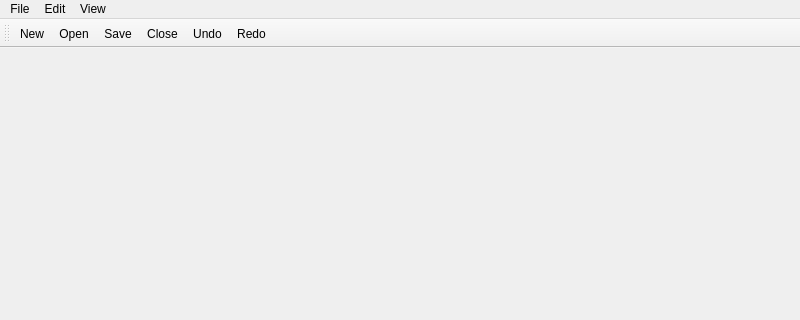
Above: forms/notepad.ui from victorbnl/notepad-sharp before the change; both pictures show x 0 to 800 and y 0 to 320 of the 800 by 600 pixel window. Below: the same form after it.
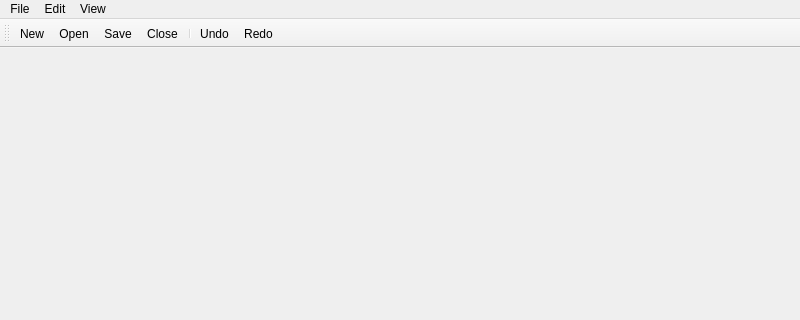
That is the form after the change. Icons and pictures are not drawn. Custom widgets are drawn as their Qt base class.

Commit message: Add separator in toolbar

```diff
--- a/forms/notepad.ui
+++ b/forms/notepad.ui
@@ -90,6 +90,7 @@
    <addaction name="actionOpen"/>
    <addaction name="actionSave"/>
    <addaction name="actionClose"/>
+   <addaction name="separator"/>
    <addaction name="actionUndo"/>
    <addaction name="actionRedo"/>
   </widget>
```
